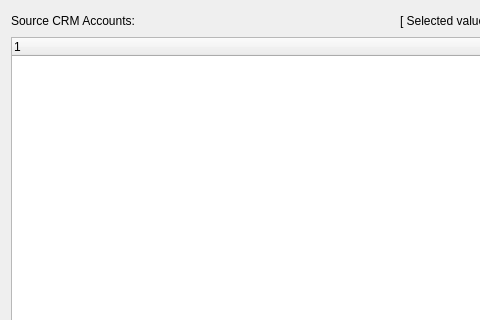
Above: guiclient/crmaccountMergePickDataPage.ui from Pegasus-RPG/xtuple-client before the change; both pictures show x 0 to 480 and y 0 to 320 of the 743 by 522 pixel window. Below: the same form after it.
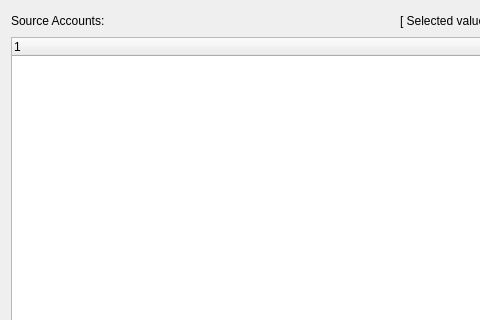
That is the form after the change. Custom widgets are drawn as their Qt base class.

```diff
--- a/guiclient/crmaccountMergePickDataPage.ui
+++ b/guiclient/crmaccountMergePickDataPage.ui
@@ -24,13 +24,13 @@
    <string>Pick the Details to Add to the Target</string>
   </property>
   <property name="subTitle">
-   <string>Double-click in the table below to indicate what you want in the final merged CRM Account. Alternatively, click once on values in the table then click Select or Deselect to record your choices. Continue when there is one value highlighted in each column. You can select more than one Notes. You may choose either one Customer or one Prospect, but not one of each.</string>
+   <string>Double-click in the table below to indicate what you want in the final merged Account. Alternatively, click once on values in the table then click Select or Deselect to record your choices. Continue when there is one value highlighted in each column. You can select more than one Notes. You may choose either one Customer or one Prospect, but not one of each.</string>
   </property>
   <layout class="QGridLayout" name="gridLayout">
    <item row="0" column="0">
     <widget class="XLabel" name="_sourcesLit">
      <property name="text">
-      <string>Source CRM Accounts:</string>
+      <string>Source Accounts:</string>
      </property>
     </widget>
    </item>
```
